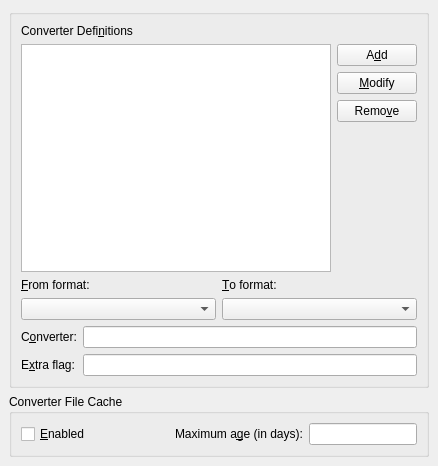
Before: the Qt Designer form src/frontends/qt4/ui/PrefConvertersUi.ui in cburschka/lyx, drawn with Qt 5.
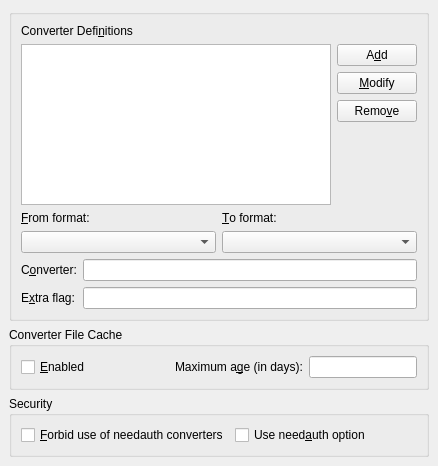
After: the same form once the commit is applied.

Commit message: Add 'needauth' option to converters that need explicit user authorization.

```diff
--- a/src/frontends/qt4/ui/PrefConvertersUi.ui
+++ b/src/frontends/qt4/ui/PrefConvertersUi.ui
@@ -304,6 +304,51 @@
      </layout>
     </widget>
    </item>
+   <item row="2" column="0" >
+    <widget class="QGroupBox" name="securityGB" >
+     <property name="title" >
+      <string>Security</string>
+     </property>
+     <layout class="QGridLayout" >
+      <property name="margin" >
+       <number>9</number>
+      </property>
+      <property name="spacing" >
+       <number>6</number>
+      </property>
+      <item row="0" column="0" >
+       <layout class="QHBoxLayout" >
+        <property name="margin" >
+         <number>0</number>
+        </property>
+        <property name="spacing" >
+         <number>6</number>
+        </property>
+        <item>
+         <widget class="QCheckBox" name="needauthForbiddenCB" >
+          <property name="text" >
+           <string>&amp;Forbid use of needauth converters</string>
+          </property>
+          <property name="toolTip">
+           <string>When enabled, use of converters with the 'needauth' option is forbidden.</string>
+          </property>
+         </widget>
+        </item>
+        <item>
+         <widget class="QCheckBox" name="needauthCB" >
+          <property name="text" >
+           <string>Use need&amp;auth option</string>
+          </property>
+          <property name="toolTip">
+           <string>When enabled, ask user before launching any external converter with the 'needauth' option.</string>
+          </property>
+         </widget>
+        </item>
+       </layout>
+      </item>
+     </layout>
+    </widget>
+   </item>
   </layout>
  </widget>
  <tabstops>
```
The commit also changes 23 other files.
